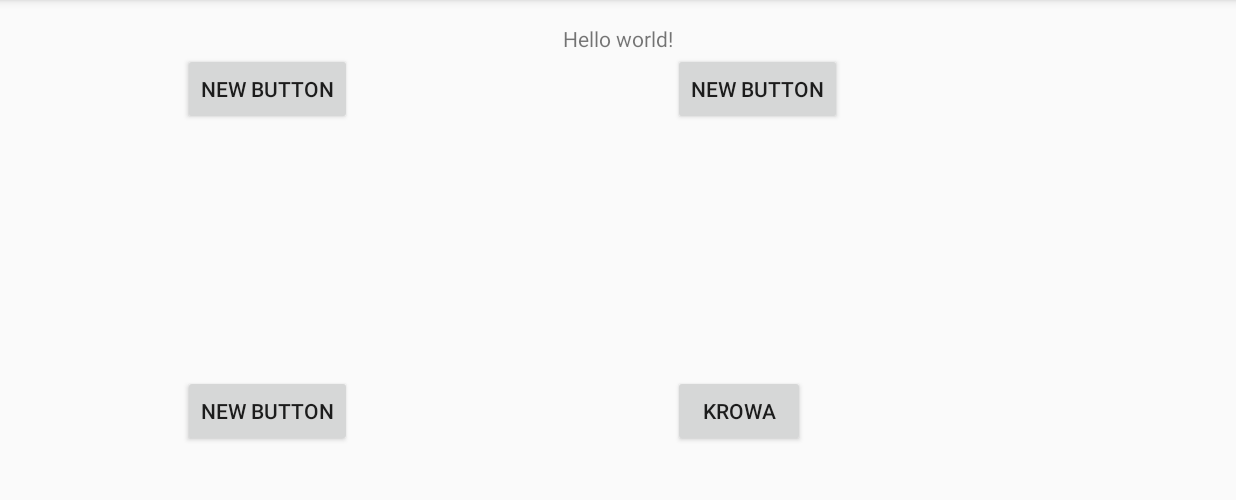
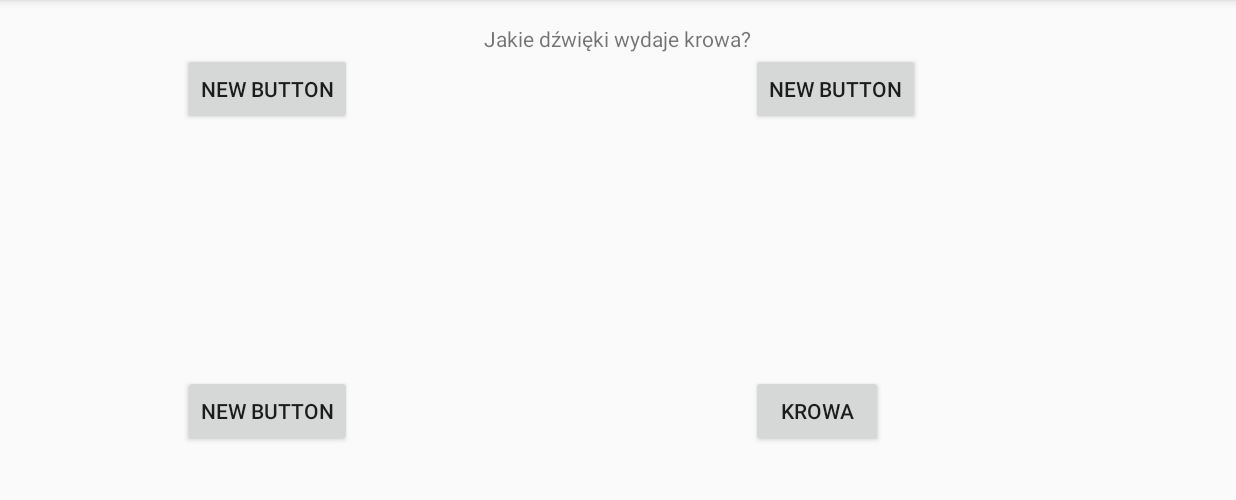
Before and after one commit to QuantumDamage/E-lementarzMobile, an Android app: the screen it shows after launch (MainActivity), on a phone screen of 824 x 412 dp (held sideways), the part 72-572 px from its top. Run offline under Robolectric (Android 15) with nearby library versions, the phone set to English and light mode, and no system bars.

Commit message:
Changed question

```diff
--- a/app/src/main/res/values/strings.xml
+++ b/app/src/main/res/values/strings.xml
@@ -1,7 +1,7 @@
 <resources>
     <string name="app_name">E-lementarz Mobile</string>
 
-    <string name="hello_world">Hello world!</string>
+    <string name="hello_world">Jakie dźwięki wydaje krowa?</string>
     <string name="action_settings">Settings</string>
     <string name="answ4">Krowa</string>
 </resources>
```
